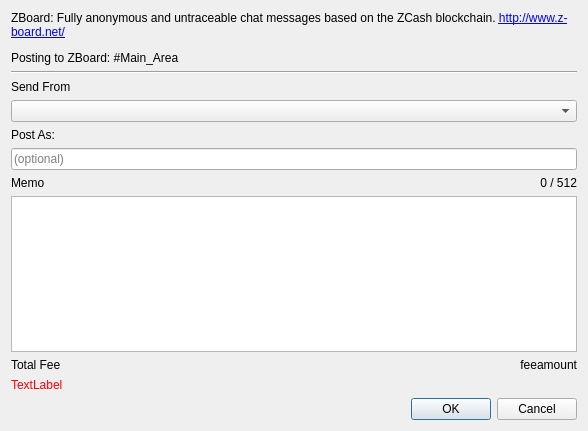
Before: the Qt Designer form src/zboard.ui in z-bitcoinz/BitcoinZ_Blue, drawn with Qt 5.
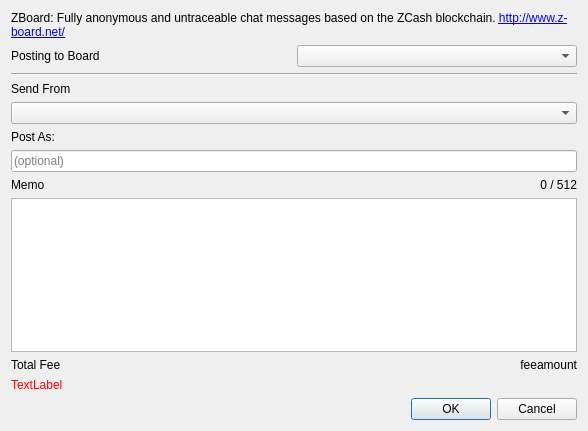
After: the same form once the commit is applied.

Commit message: Add support for zboard topics

The edit to the form file:
```diff
--- a/src/zboard.ui
+++ b/src/zboard.ui
@@ -82,7 +82,7 @@
    <item row="0" column="0" colspan="2">
     <widget class="QLabel" name="label_2">
      <property name="text">
-      <string>&lt;html&gt;&lt;head/&gt;&lt;body&gt;&lt;p&gt;ZBoard: Fully anonymous and untraceable chat messages based on the ZCash blockchain. &lt;a href=&quot;http://www.z-board.net/&quot;&gt;&lt;span style=&quot; text-decoration: underline; color:#0000ff;&quot;&gt;http://www.z-board.net/&lt;/span&gt;&lt;/a&gt;&lt;/p&gt;&lt;p&gt;Posting to ZBoard: #Main_Area&lt;/p&gt;&lt;/body&gt;&lt;/html&gt;</string>
+      <string>&lt;html&gt;&lt;head/&gt;&lt;body&gt;&lt;p&gt;ZBoard: Fully anonymous and untraceable chat messages based on the ZCash blockchain. &lt;a href=&quot;http://www.z-board.net/&quot;&gt;&lt;span style=&quot; text-decoration: underline; color:#0000ff;&quot;&gt;http://www.z-board.net/&lt;/span&gt;&lt;/a&gt;&lt;/p&gt;&lt;/body&gt;&lt;/html&gt;</string>
      </property>
      <property name="wordWrap">
       <bool>true</bool>
@@ -115,6 +115,16 @@
      </property>
     </widget>
    </item>
+   <item row="1" column="1">
+    <widget class="QComboBox" name="topicsList"/>
+   </item>
+   <item row="1" column="0">
+    <widget class="QLabel" name="label_6">
+     <property name="text">
+      <string>Posting to Board</string>
+     </property>
+    </widget>
+   </item>
   </layout>
  </widget>
  <tabstops>
```
The commit also changes 3 other files.
